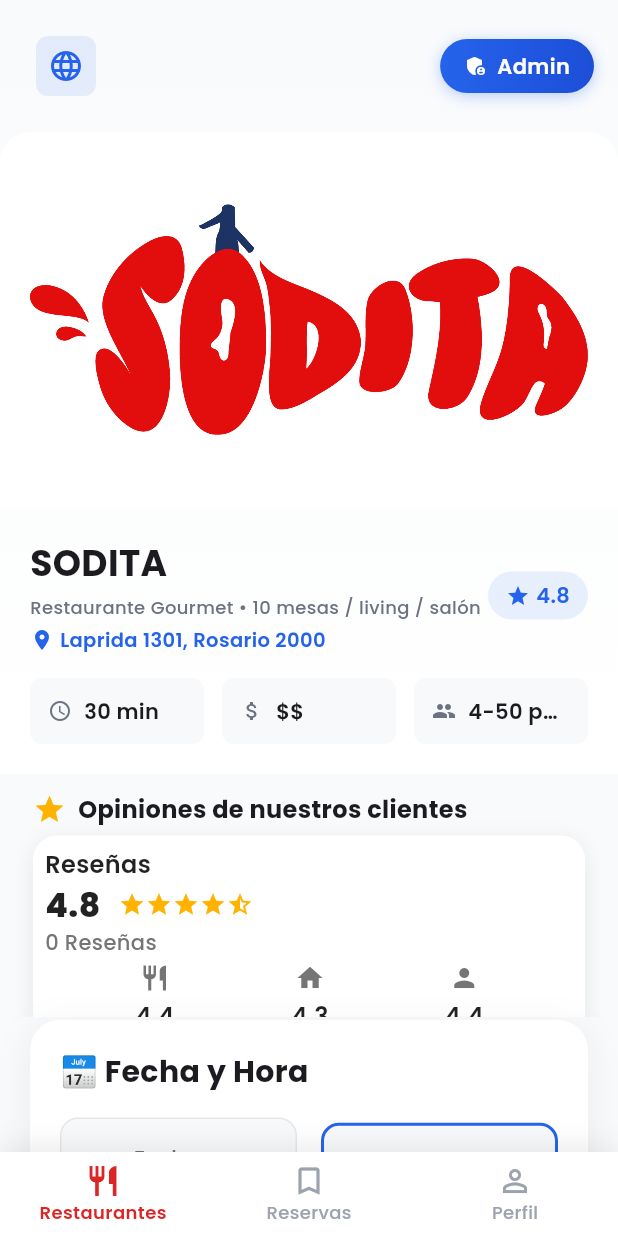
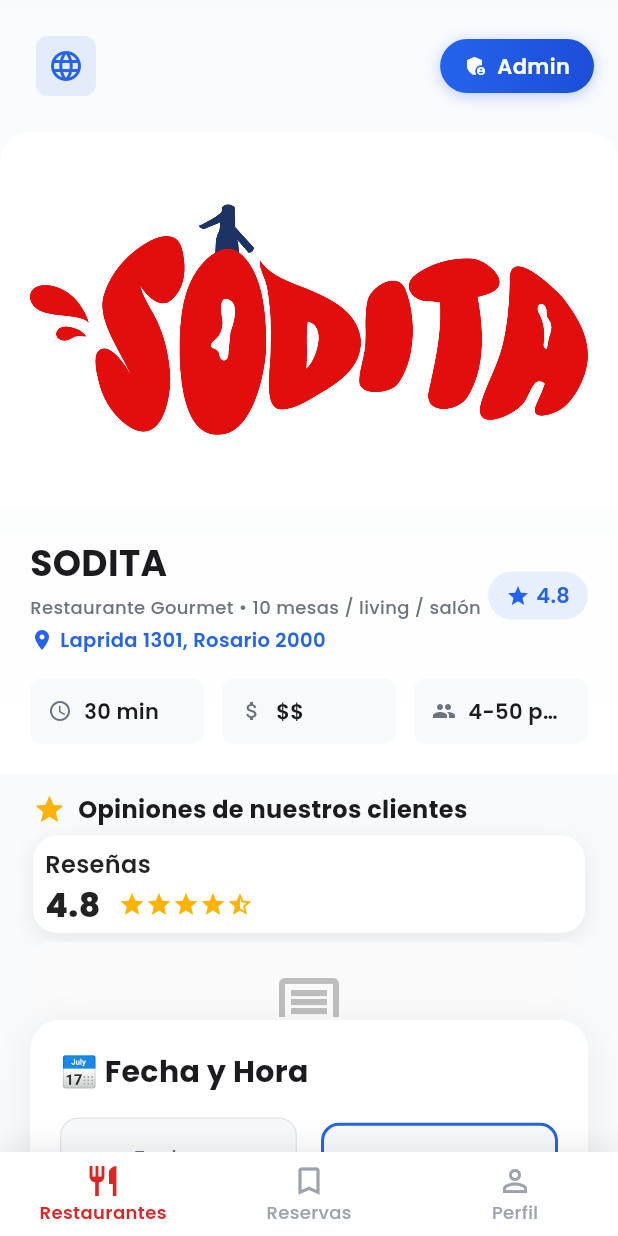
Before and after one commit to JiDomusic/reservarosario, a Flutter app: the screen it shows after launch, on a phone screen of 412 x 824 dp. Run offline on Flutter 3.47's test engine with Material 3 defaults, Android fonts, the phone set to English and light mode, and no system bars; our stand-ins replace firebase_analytics, firebase_auth, firebase_core, flutter_staggered_animations, google_fonts, google_sign_in and 2 more; accounts and stored records are empty.

Commit message:
este commit  21:45

```diff
--- a/lib/screens/gastronomica_home_screen.dart
+++ b/lib/screens/gastronomica_home_screen.dart
@@ -147,7 +147,7 @@ class _GastronomicaHomeScreenState extends State<GastronomicaHomeScreen>
     return Scaffold(
       backgroundColor: const Color(0xFFF8FAFC),
       body: isLoading ? _buildLoadingScreen() : _buildMainContent(),
-      floatingActionButton: _buildAdminLoginFAB(),
+      // floatingActionButton: _buildAdminLoginFAB(),
     );
   }
 
--- a/lib/screens/restaurant_list_screen.dart
+++ b/lib/screens/restaurant_list_screen.dart
@@ -144,7 +144,7 @@ class _RestaurantListScreenState extends State<RestaurantListScreen>
     return Scaffold(
       backgroundColor: const Color(0xFFF8FAFC),
       body: isLoading ? _buildLoadingScreen() : _buildMainContent(),
-      floatingActionButton: _buildAdminLoginFAB(),
+      // floatingActionButton: _buildAdminLoginFAB(),
     );
   }
 
--- a/lib/screens/restaurant_login_screen.dart
+++ b/lib/screens/restaurant_login_screen.dart
@@ -131,7 +131,8 @@ class _RestaurantLoginScreenState extends State<RestaurantLoginScreen>
                     ],
                   ),
                   child: const Icon(
-                    Icons.admin_panel_settings,
+                    // Icons.admin_panel_settings,
+                    Icons.restaurant,
                     color: Colors.white,
                     size: 40,
                   ),
@@ -154,7 +155,8 @@ class _RestaurantLoginScreenState extends State<RestaurantLoginScreen>
           const SizedBox(height: 8),
 
           Text(
-            'Accede a tu panel de administración',
+            // 'Accede a tu panel de administración',
+            'Accede a tu panel de restaurante',
             style: GoogleFonts.inter(
               fontSize: 16,
               color: const Color(0xFF64748B),
--- a/lib/screens/sodita_original_app.dart
+++ b/lib/screens/sodita_original_app.dart
@@ -570,7 +570,8 @@ class _RestaurantsPageState extends State<RestaurantsPage> {
                     onTap: () {
                       Navigator.push(
                         context,
-                        MaterialPageRoute(builder: (context) => const AdminScreen()),
+                        // MaterialPageRoute(builder: (context) => const AdminScreen()),
+                        MaterialPageRoute(builder: (context) => const RestaurantListScreen()),
                       );
                     },
                     child: Container(
--- a/lib/widgets/public_reviews_section.dart
+++ b/lib/widgets/public_reviews_section.dart
@@ -191,56 +191,56 @@ class _PublicReviewsSectionState extends State<PublicReviewsSection> {
                         ),
                       ],
                     ),
-                    const SizedBox(height: 4), // Menos espacio entre estrellas y texto
-                    Text(
-                      '$totalReviews Reseñas',
-                      style: GoogleFonts.poppins(
-                        fontSize: 14, // Tamaño de texto normal
-                        color: Colors.grey[600],
-                        fontWeight: FontWeight.w500,
-                      ),
-                    ),
+                    // const SizedBox(height: 4), // Menos espacio entre estrellas y texto
+                    // Text(
+                    //   '$totalReviews Reseñas',
+                    //   style: GoogleFonts.poppins(
+                    //     fontSize: 14, // Tamaño de texto normal
+                    //     color: Colors.grey[600],
+                    //     fontWeight: FontWeight.w500,
+                    //   ),
+                    // ),
                   ],
                 ),
               ),
 
               // Right side - Distribution bars (sin rayas amarillas/negras)
-              if (!widget.compactView && totalReviews > 0)
-                Expanded(
-                  flex: 3,
-                  child: _buildRatingDistribution(distribution, totalReviews),
-                ),
+              // if (!widget.compactView && totalReviews > 0)
+              //   Expanded(
+              //     flex: 3,
+              //     child: _buildRatingDistribution(distribution, totalReviews),
+              //   ),
             ],
           ),
 
-          const SizedBox(height: 4), // SUPER COMPACTO: 6 → 4px
-
-          // Category ratings
-          _buildCategoryRatings(),
-
-          const SizedBox(height: 6), // COMPACTO: 8 → 6px
-
-          // Verification message RESTAURADO del commit
-          Row(
-            children: [
-              Icon(
-                Icons.verified,
-                size: 16,
-                color: Colors.grey[600],
-              ),
-              const SizedBox(width: 8),
-              Expanded(
-                child: Text(
-                  '',
-                  style: GoogleFonts.poppins(
-                    fontSize: 12,
-                    color: Colors.grey[600],
-                    fontWeight: FontWeight.w400,
-                  ),
-                ),
-              ),
-            ],
-          ),
+          // const SizedBox(height: 4), // SUPER COMPACTO: 6 → 4px
+          //
+          // // Category ratings
+          // _buildCategoryRatings(),
+          //
+          // const SizedBox(height: 6), // COMPACTO: 8 → 6px
+          //
+          // // Verification message RESTAURADO del commit
+          // Row(
+          //   children: [
+          //     Icon(
+          //       Icons.verified,
+          //       size: 16,
+          //       color: Colors.grey[600],
+          //     ),
+          //     const SizedBox(width: 8),
+          //     Expanded(
+          //       child: Text(
+          //         '',
+          //         style: GoogleFonts.poppins(
+          //           fontSize: 12,
+          //           color: Colors.grey[600],
+          //           fontWeight: FontWeight.w400,
+          //         ),
+          //       ),
+          //     ),
+          //   ],
+          // ),
         ],
       ),
     );
```
